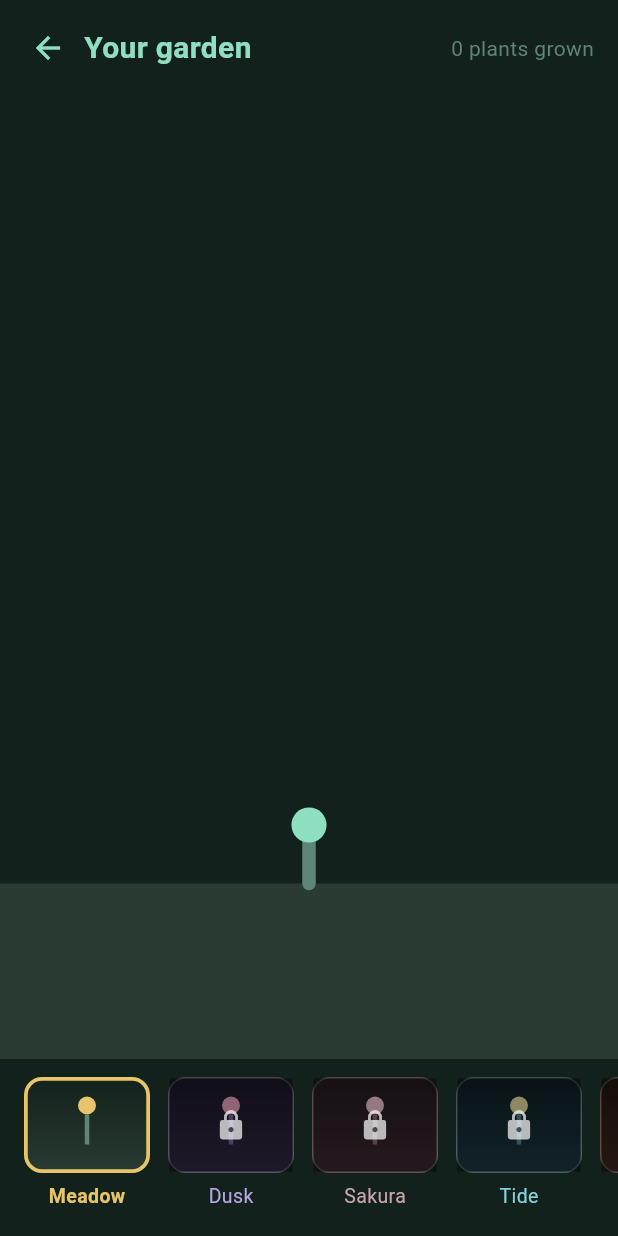
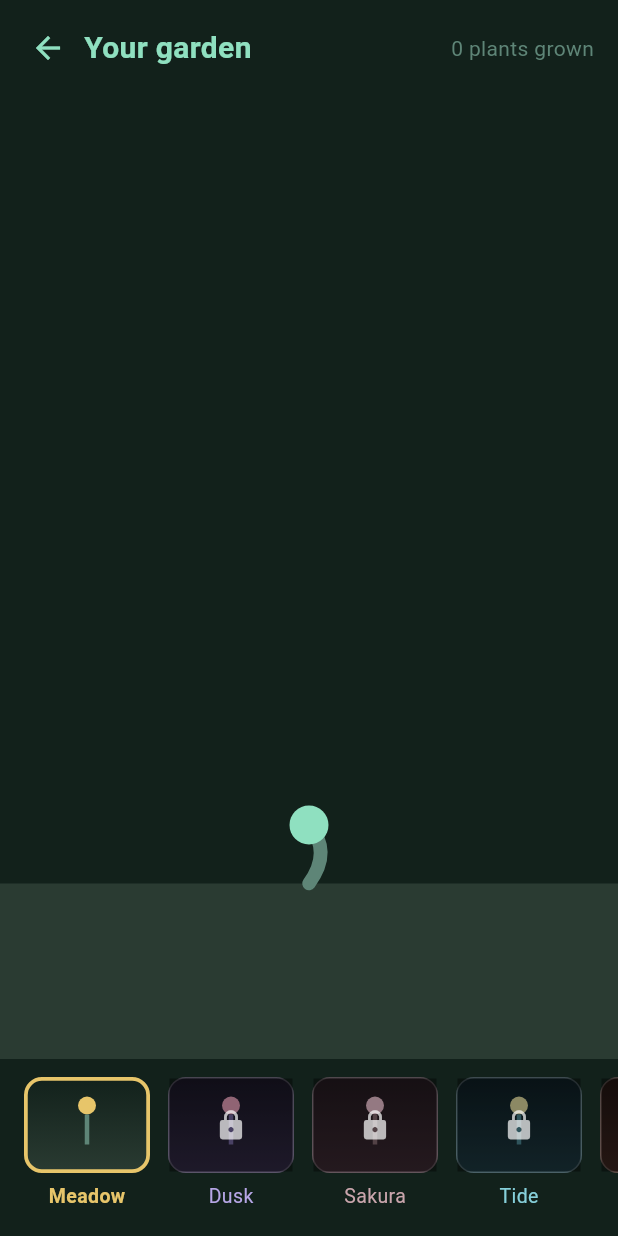
Before and after one commit to Pitch-code/unwind-Game, a Flutter app: the screen it shows after launch, after a tap on the "local florist" icon, on a phone screen of 412 x 824 dp. Run offline on Flutter 3.47's test engine with Material 3 defaults, Android fonts, the phone set to English and light mode, and no system bars; our stand-ins replace google_mobile_ads, in_app_purchase, shared_preferences; missing offline and left inert: flame.

Commit message:
Polish: solve pulse, softer board lighting + rope glow, richer plants
- Board gains a radial background wash, a soft glow behind tangled ropes, a
  brighten on settle, and a gentle one-shot pin swell the moment it solves.
- Garden plants get curved stems, leaf shapes, and a multi-petal bloom.

```diff
--- a/lib/garden/garden_view.dart
+++ b/lib/garden/garden_view.dart
@@ -1,3 +1,5 @@
+import 'dart:math';
+
 import 'package:flutter/material.dart';
 
 import 'garden.dart';
@@ -67,9 +69,18 @@ class _GardenPainter extends CustomPainter {
     final stemHeight = s * (0.15 + 0.85 * g); // always at least a small sprout
     final top = Offset(base.dx, base.dy - stemHeight);
 
-    canvas.drawLine(
-      base,
-      top,
+    // A gently curved stem reads softer than a straight stick.
+    final bend = s * 0.06;
+    final stem = Path()
+      ..moveTo(base.dx, base.dy)
+      ..quadraticBezierTo(
+        base.dx + bend,
+        base.dy - stemHeight * 0.55,
+        top.dx,
+        top.dy,
+      );
+    canvas.drawPath(
+      stem,
       Paint()
         ..color = theme.stem
         ..strokeWidth = _clampD(s * 0.045, 2, 9)
@@ -78,33 +89,54 @@ class _GardenPainter extends CustomPainter {
     );
 
     if (g > 0.25) {
-      final leaf = Paint()..color = theme.leaf;
-      final midY = base.dy - stemHeight * 0.5;
-      final leafR = s * 0.10;
-      canvas.drawOval(
-        Rect.fromCenter(
-          center: Offset(base.dx - leafR, midY),
-          width: leafR * 2,
-          height: leafR,
-        ),
-        leaf,
-      );
-      canvas.drawOval(
-        Rect.fromCenter(
-          center: Offset(base.dx + leafR, midY),
-          width: leafR * 2,
-          height: leafR,
-        ),
-        leaf,
-      );
+      final leafPaint = Paint()..color = theme.leaf;
+      final leafOrigin = Offset(base.dx + bend * 0.6, base.dy - stemHeight * 0.45);
+      _drawLeaf(canvas, leafOrigin, s * 0.22, -1, leafPaint);
+      _drawLeaf(canvas, leafOrigin, s * 0.22, 1, leafPaint);
     }
 
     if (g >= 0.6) {
-      final openness = _clampD((g - 0.6) / 0.4, 0.4, 1);
-      canvas.drawCircle(top, s * 0.13 * openness, Paint()..color = theme.bloom);
+      final openness = _clampD((g - 0.6) / 0.4, 0.35, 1);
+      _drawBloom(canvas, top, s * 0.14 * openness);
     } else {
-      canvas.drawCircle(top, s * 0.045, Paint()..color = theme.leaf);
+      canvas.drawCircle(top, s * 0.05, Paint()..color = theme.leaf);
     }
+  }
+
+  /// A single leaf sweeping out from [origin] toward [dir] (-1 left, +1 right).
+  void _drawLeaf(Canvas canvas, Offset origin, double len, int dir, Paint paint) {
+    final tip = Offset(origin.dx + dir * len, origin.dy - len * 0.5);
+    final path = Path()
+      ..moveTo(origin.dx, origin.dy)
+      ..quadraticBezierTo(
+        origin.dx + dir * len * 0.2,
+        origin.dy - len * 0.6,
+        tip.dx,
+        tip.dy,
+      )
+      ..quadraticBezierTo(
+        origin.dx + dir * len * 0.9,
+        origin.dy - len * 0.05,
+        origin.dx,
+        origin.dy,
+      )
+      ..close();
+    canvas.drawPath(path, paint);
+  }
+
+  /// A ring of petals with a lighter centre.
+  void _drawBloom(Canvas canvas, Offset center, double r) {
+    final petal = Paint()..color = theme.bloom;
+    const petals = 5;
+    for (var i = 0; i < petals; i++) {
+      final angle = (i / petals) * 2 * pi;
+      final c = Offset(
+        center.dx + cos(angle) * r * 0.7,
+        center.dy + sin(angle) * r * 0.7,
+      );
+      canvas.drawCircle(c, r * 0.55, petal);
+    }
+    canvas.drawCircle(center, r * 0.5, Paint()..color = theme.leaf);
   }
 
   void _drawOverflow(Canvas canvas, Size size, int hidden) {
```
Also changed, not shown: lib/game/unwind_game.dart (+70 -7 lines).
